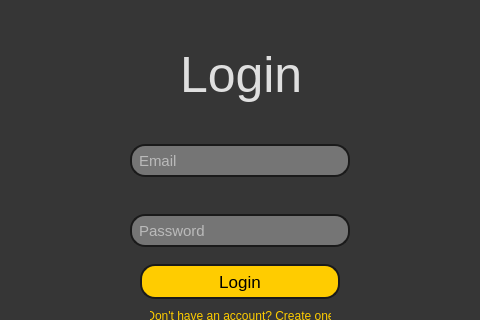
Old version of the form src/Python-code/Login/login.ui in the repository NaorFarjun02/Trivia-Game; both pictures show x 190 to 670 and y 86 to 406 of the 850 by 600 pixel window.
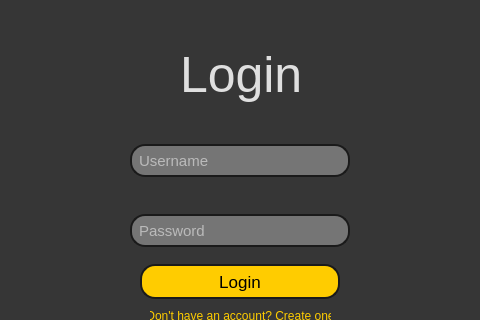
New version of the form. Icons and pictures are not drawn.

The edit to the form file:
```diff
--- a/src/Python-code/Login/login.ui
+++ b/src/Python-code/Login/login.ui
@@ -57,7 +57,7 @@
     <string/>
    </property>
    <property name="placeholderText">
-    <string>Email</string>
+    <string>Username</string>
    </property>
   </widget>
   <widget class="QLineEdit" name="password">
```
Left out of the diff: 8 changed lines with no effect on the pictures.
